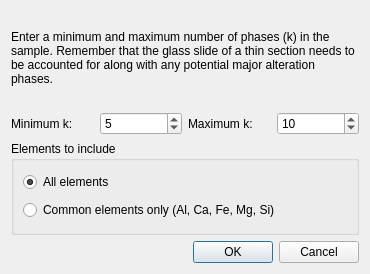
Qt form src/resources/ui_clustering_dialog.ui (ianthomas23/QACD-quack) before a commit.
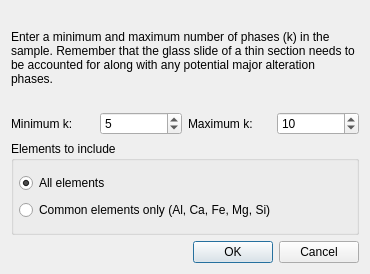
The same form after that commit.

Commit message: Improved k-means clustering

```diff
--- a/src/resources/ui_clustering_dialog.ui
+++ b/src/resources/ui_clustering_dialog.ui
@@ -10,6 +10,12 @@
     <height>274</height>
    </rect>
   </property>
+  <property name="sizePolicy">
+   <sizepolicy hsizetype="Preferred" vsizetype="Preferred">
+    <horstretch>0</horstretch>
+    <verstretch>0</verstretch>
+   </sizepolicy>
+  </property>
   <property name="windowTitle">
    <string>k-means Clustering</string>
   </property>
@@ -74,6 +80,21 @@
       <string>Elements to include</string>
      </property>
      <layout class="QVBoxLayout" name="verticalLayout_3">
+      <property name="spacing">
+       <number>0</number>
+      </property>
+      <property name="leftMargin">
+       <number>5</number>
+      </property>
+      <property name="topMargin">
+       <number>5</number>
+      </property>
+      <property name="rightMargin">
+       <number>5</number>
+      </property>
+      <property name="bottomMargin">
+       <number>5</number>
+      </property>
       <item>
        <widget class="QRadioButton" name="allElementsRadioButton">
         <property name="text">
```
The commit also changes 5 other files.
